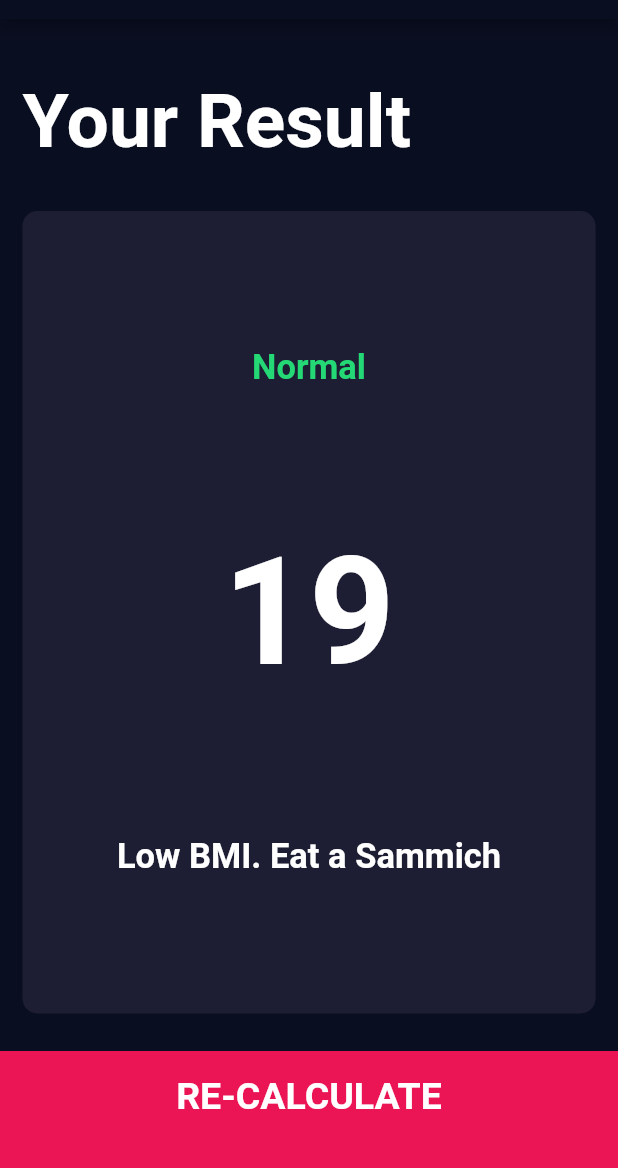
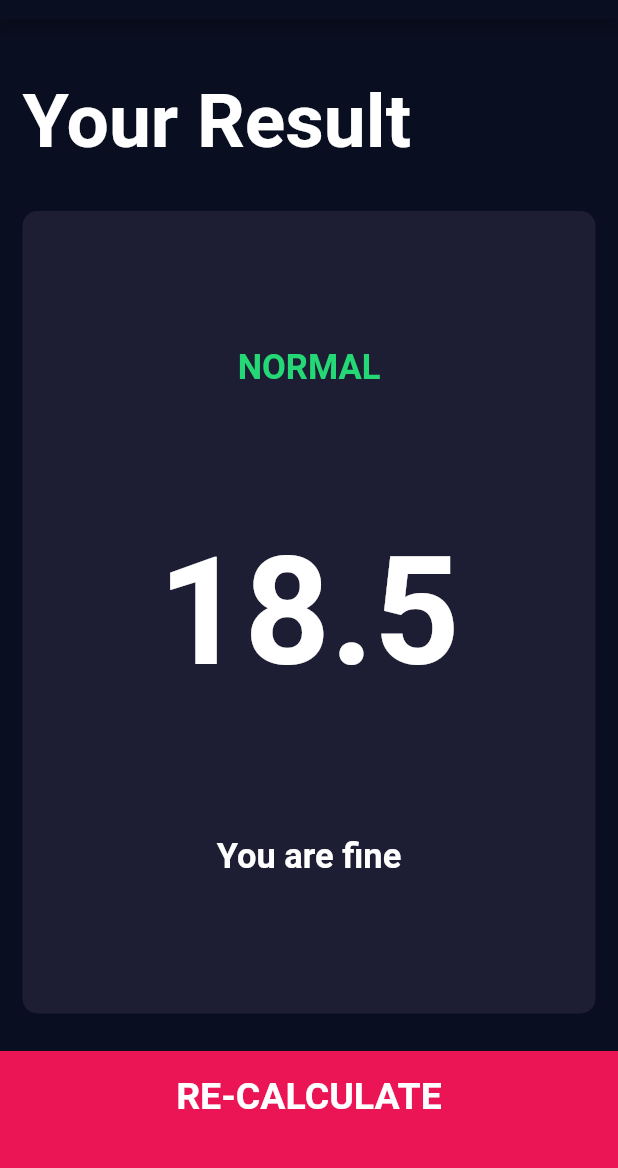
Before and after one commit to OdongoWaga/BMI-Calculator, a Flutter app: the screen it shows after launch, after a tap on "CALCULATE", on a phone screen of 412 x 824 dp, the part 65-1233 px from its top. Run offline on Flutter 3.47's test engine with Material 2 defaults, Android fonts, the phone set to English and light mode, and no system bars; our stand-ins replace font_awesome_flutter.

```diff
--- a/lib/calculator.dart
+++ b/lib/calculator.dart
@@ -0,0 +1,35 @@
+import 'dart:math';
+
+class Calculator {
+  Calculator({this.weight, this.height});
+
+  final int height;
+  final int weight;
+
+  double _bmi;
+
+  String calculateBMI() {
+    _bmi = weight / pow(height / 100, 2);
+    return _bmi.toStringAsFixed(1);
+  }
+
+  String getResult() {
+    if (_bmi >= 25) {
+      return 'Chunky';
+    } else if (_bmi > 18.5) {
+      return 'Normal';
+    } else {
+      return 'Beanpole';
+    }
+  }
+
+  String getInterpretation() {
+    if (_bmi >= 25) {
+      return 'Hit the gym';
+    } else if (_bmi > 18.5) {
+      return 'You are fine';
+    } else {
+      return 'Eat a sammich';
+    }
+  }
+}
--- a/lib/input_page.dart
+++ b/lib/input_page.dart
@@ -7,6 +7,7 @@ import 'constants.dart';
 import 'results_page.dart';
 import 'bottomButton.dart';
 import 'round_icon_button.dart';
+import 'calculator.dart';
 
 enum Gender {
   male,
@@ -222,9 +223,16 @@ class _InputPageState extends State<InputPage> {
             BottomButton(
               buttonTitle: 'CALCULATE',
               onTap: () {
+                Calculator calc = Calculator(height: height, weight: weight);
+
                 Navigator.push(
                   context,
-                  MaterialPageRoute(builder: (context) => ResultsPage()),
+                  MaterialPageRoute(
+                      builder: (context) => ResultsPage(
+                            bmiResult: calc.calculateBMI(),
+                            resultText: calc.getResult(),
+                            interpretation: calc.getInterpretation(),
+                          )),
                 );
               },
             )
--- a/lib/results_page.dart
+++ b/lib/results_page.dart
@@ -4,6 +4,15 @@ import 'reusable_card.dart';
 import 'bottomButton.dart';
 
 class ResultsPage extends StatelessWidget {
+  ResultsPage(
+      {@required this.bmiResult,
+      @required this.resultText,
+      @required this.interpretation});
+
+  final String bmiResult;
+  final String resultText;
+  final String interpretation;
+
   @override
   Widget build(BuildContext context) {
     return Scaffold(
@@ -30,12 +39,12 @@ class ResultsPage extends StatelessWidget {
                 crossAxisAlignment: CrossAxisAlignment.center,
                 children: <Widget>[
                   Text(
-                    'Normal',
+                    resultText.toUpperCase(),
                     style: kResultTextStyle,
                   ),
-                  Text('19', style: kBMITextStyle),
+                  Text(bmiResult, style: kBMITextStyle),
                   Text(
-                    'Low BMI. Eat a Sammich',
+                    interpretation,
                     style: kBodyTextStyle,
                     textAlign: TextAlign.center,
                   ),
```
